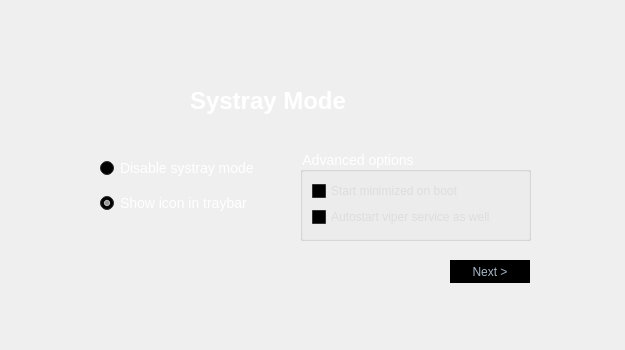
Qt form dialog/firstlaunchwizard.ui (Audio4Linux/Viper4Linux-GUI) before a commit.
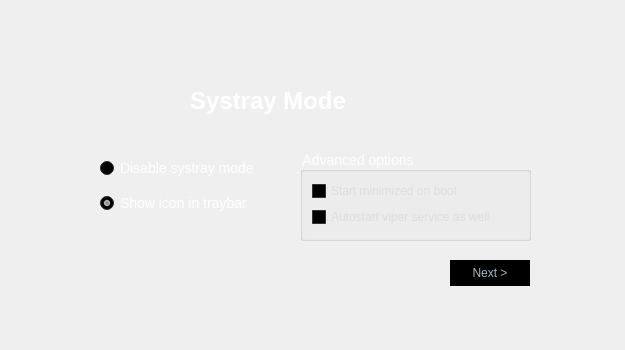
The same form after that commit. The open tabs and pages were chosen to show the change. Custom widgets are drawn as their Qt base class.

Diff of the .ui file:
```diff
--- a/dialog/firstlaunchwizard.ui
+++ b/dialog/firstlaunchwizard.ui
@@ -3966,7 +3966,7 @@
           <x>360</x>
           <y>200</y>
           <width>80</width>
-          <height>23</height>
+          <height>26</height>
          </rect>
         </property>
         <property name="palette">
@@ -4026,6 +4026,15 @@
              </color>
             </brush>
            </colorrole>
+           <colorrole role="PlaceholderText">
+            <brush brushstyle="NoBrush">
+             <color alpha="128">
+              <red>169</red>
+              <green>183</green>
+              <blue>198</blue>
+             </color>
+            </brush>
+           </colorrole>
           </active>
           <inactive>
            <colorrole role="WindowText">
@@ -4082,6 +4091,15 @@
              </color>
             </brush>
            </colorrole>
+           <colorrole role="PlaceholderText">
+            <brush brushstyle="NoBrush">
+             <color alpha="128">
+              <red>169</red>
+              <green>183</green>
+              <blue>198</blue>
+             </color>
+            </brush>
+           </colorrole>
           </inactive>
           <disabled>
            <colorrole role="WindowText">
@@ -4138,6 +4156,15 @@
              </color>
             </brush>
            </colorrole>
+           <colorrole role="PlaceholderText">
+            <brush brushstyle="NoBrush">
+             <color alpha="128">
+              <red>169</red>
+              <green>183</green>
+              <blue>198</blue>
+             </color>
+            </brush>
+           </colorrole>
           </disabled>
          </palette>
         </property>
```
Left out of the diff: 753 changed lines with no effect on the pictures.
